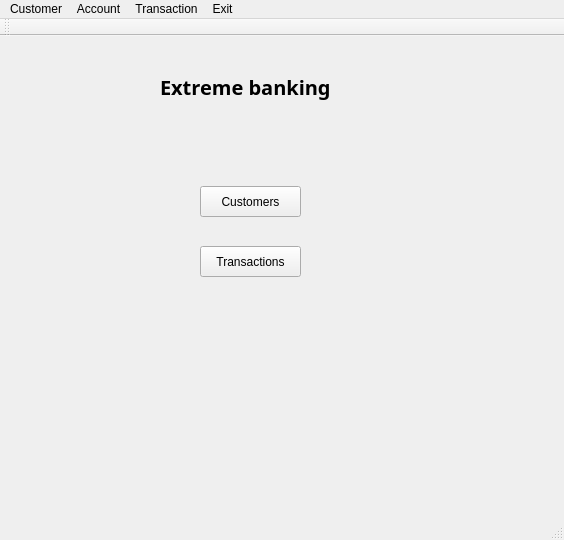
This is mainwindow.ui in jonathansaetre/BankSystem as Qt 5 draws it before an edit. The edited form follows.
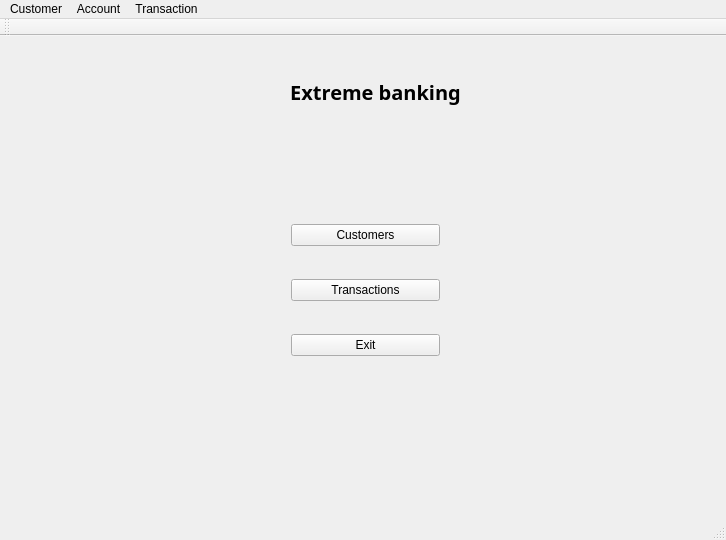
This is the edited form.

Diff of the .ui file:
```diff
--- a/mainwindow.ui
+++ b/mainwindow.ui
@@ -6,7 +6,7 @@
    <rect>
     <x>0</x>
     <y>0</y>
-    <width>564</width>
+    <width>726</width>
     <height>540</height>
    </rect>
   </property>
@@ -14,26 +14,13 @@
    <string>MainWindow</string>
   </property>
   <widget class="QWidget" name="centralWidget">
-   <widget class="QPushButton" name="buttonCustomers">
-    <property name="geometry">
-     <rect>
-      <x>200</x>
-      <y>150</y>
-      <width>101</width>
-      <height>31</height>
-     </rect>
-    </property>
-    <property name="text">
-     <string>Customers</string>
-    </property>
-   </widget>
    <widget class="QLabel" name="label">
     <property name="geometry">
      <rect>
       <x>160</x>
       <y>20</y>
-      <width>191</width>
-      <height>61</height>
+      <width>431</width>
+      <height>71</height>
      </rect>
     </property>
     <property name="font">
@@ -47,19 +34,42 @@
     <property name="text">
      <string>Extreme banking</string>
     </property>
+    <property name="alignment">
+     <set>Qt::AlignCenter</set>
+    </property>
    </widget>
-   <widget class="QPushButton" name="buttonTransactions">
+   <widget class="QWidget" name="">
     <property name="geometry">
      <rect>
-      <x>200</x>
-      <y>210</y>
-      <width>101</width>
-      <height>31</height>
+      <x>280</x>
+      <y>150</y>
+      <width>171</width>
+      <height>211</height>
      </rect>
     </property>
-    <property name="text">
-     <string>Transactions</string>
-    </property>
+    <layout class="QVBoxLayout" name="verticalLayout">
+     <item>
+      <widget class="QPushButton" name="buttonCustomers">
+       <property name="text">
+        <string>Customers</string>
+       </property>
+      </widget>
+     </item>
+     <item>
+      <widget class="QPushButton" name="buttonTransactions">
+       <property name="text">
+        <string>Transactions</string>
+       </property>
+      </widget>
+     </item>
+     <item>
+      <widget class="QPushButton" name="exitButton">
+       <property name="text">
+        <string>Exit</string>
+       </property>
+      </widget>
+     </item>
+    </layout>
    </widget>
    <zorder>label</zorder>
    <zorder>buttonTransactions</zorder>
@@ -70,7 +80,7 @@
     <rect>
      <x>0</x>
      <y>0</y>
-     <width>564</width>
+     <width>726</width>
      <height>21</height>
     </rect>
    </property>
@@ -96,7 +106,7 @@
    </widget>
    <widget class="QMenu" name="menuExit">
     <property name="title">
-     <string>Exit</string>
+     <string> </string>
     </property>
    </widget>
    <addaction name="menuCustomer"/>
```
Left out of the diff: 11 changed lines with no effect on the pictures.
